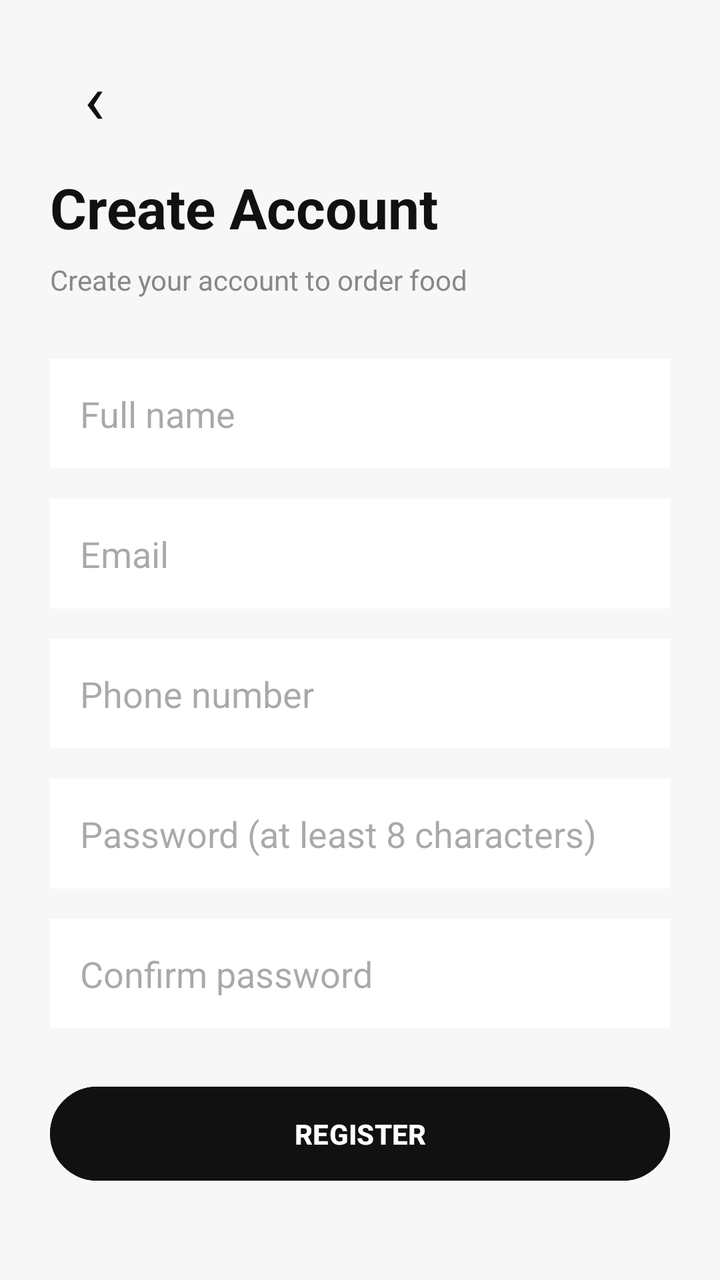
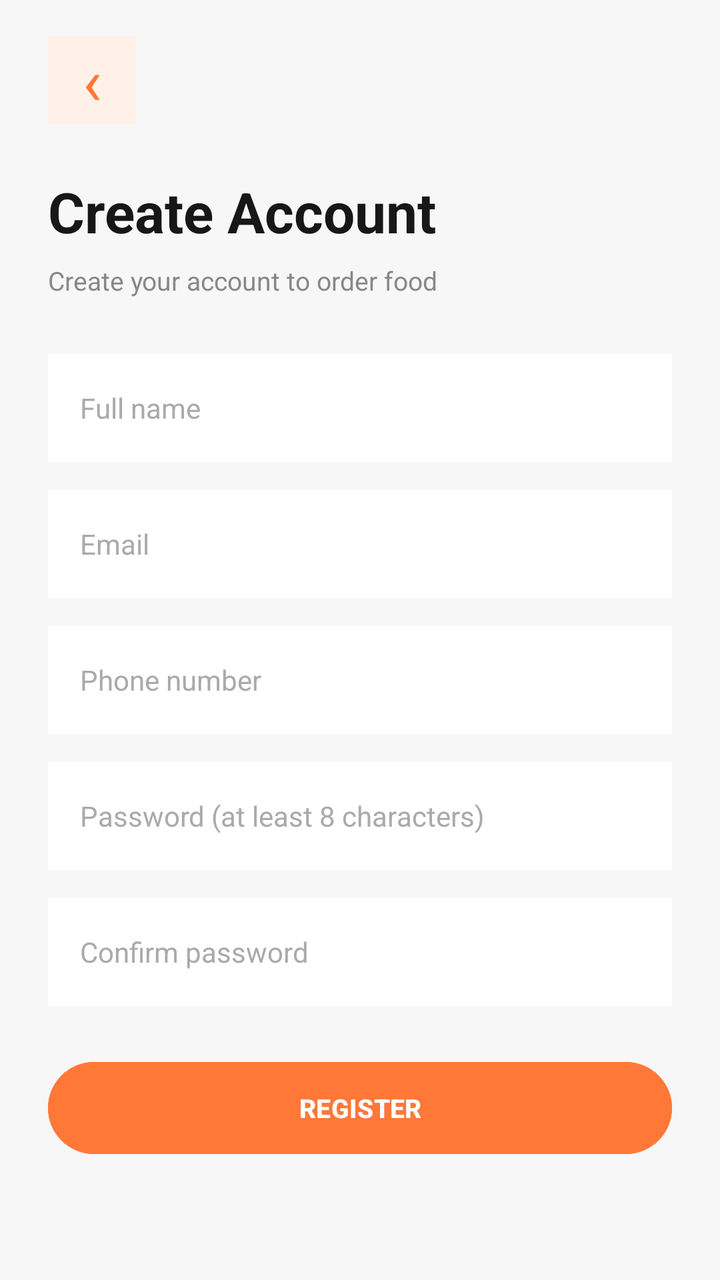

Screens rendered from an Android XML layout before and after an edit, with the pre-edit source and the edit as a unified diff.
<!-- AndroidManifest.xml: application theme Theme.FoodOrder -->
<!-- res/layout/activity_register.xml -->
<?xml version="1.0" encoding="utf-8"?>

<ScrollView xmlns:android="http://schemas.android.com/apk/res/android"
    android:layout_width="match_parent"
    android:layout_height="match_parent"
    android:background="#F7F7F7"
    android:fillViewport="true">

    <LinearLayout
        android:layout_width="match_parent"
        android:layout_height="wrap_content"
        android:orientation="vertical"
        android:padding="25dp">

        <TextView
            android:id="@+id/btnBack"
            android:layout_width="45dp"
            android:layout_height="45dp"
            android:gravity="center"
            android:text="‹"
            android:textColor="#111111"
            android:textSize="35sp" />

        <TextView
            android:layout_width="wrap_content"
            android:layout_height="wrap_content"
            android:layout_marginTop="15dp"
            android:text="Create Account"
            android:textColor="#111111"
            android:textSize="28sp"
            android:textStyle="bold" />

        <TextView
            android:layout_width="wrap_content"
            android:layout_height="wrap_content"
            android:layout_marginTop="8dp"
            android:text="Create your account to order food"
            android:textColor="#888888"
            android:textSize="14sp" />

        <EditText
            android:id="@+id/edtFullName"
            android:layout_width="match_parent"
            android:layout_height="55dp"
            android:layout_marginTop="30dp"
            android:background="#FFFFFF"
            android:hint="Full name"
            android:inputType="textPersonName"
            android:padding="15dp" />

        <EditText
            android:id="@+id/edtEmail"
            android:layout_width="match_parent"
            android:layout_height="55dp"
            android:layout_marginTop="15dp"
            android:background="#FFFFFF"
            android:hint="Email"
            android:inputType="textEmailAddress"
            android:padding="15dp" />

        <EditText
            android:id="@+id/edtPhone"
            android:layout_width="match_parent"
            android:layout_height="55dp"
            android:layout_marginTop="15dp"
            android:background="#FFFFFF"
            android:hint="Phone number"
            android:inputType="phone"
            android:padding="15dp" />

        <EditText
            android:id="@+id/edtPassword"
            android:layout_width="match_parent"
            android:layout_height="55dp"
            android:layout_marginTop="15dp"
            android:background="#FFFFFF"
            android:hint="Password (at least 8 characters)"
            android:inputType="textPassword"
            android:padding="15dp" />

        <EditText
            android:id="@+id/edtConfirmPassword"
            android:layout_width="match_parent"
            android:layout_height="55dp"
            android:layout_marginTop="15dp"
            android:background="#FFFFFF"
            android:hint="Confirm password"
            android:inputType="textPassword"
            android:padding="15dp" />

        <Button
            android:id="@+id/btnRegister"
            android:layout_width="match_parent"
            android:layout_height="55dp"
            android:layout_marginTop="25dp"
            android:backgroundTint="#111111"
            android:text="REGISTER"
            android:textColor="#FFFFFF"
            android:textStyle="bold" />

    </LinearLayout>
</ScrollView>
<!-- resources referenced by this layout -->
<resources>
  <style name="Theme.FoodOrder" parent="Base.Theme.FoodOrder" />
  <style name="Base.Theme.FoodOrder" parent="Theme.Material3.DayNight.NoActionBar">
          
          
      </style>
</resources>

<!-- the commit's change to res/layout/activity_register.xml (unified diff, before → after) -->
@@ -10,93 +10,119 @@
         android:layout_width="match_parent"
         android:layout_height="wrap_content"
         android:orientation="vertical"
-        android:padding="25dp">
+        android:paddingStart="24dp"
+        android:paddingEnd="24dp"
+        android:paddingTop="18dp"
+        android:paddingBottom="30dp">
 
         <TextView
             android:id="@+id/btnBack"
-            android:layout_width="45dp"
-            android:layout_height="45dp"
+            android:layout_width="44dp"
+            android:layout_height="44dp"
+            android:background="#FFF0E8"
             android:gravity="center"
             android:text="‹"
-            android:textColor="#111111"
-            android:textSize="35sp" />
+            android:textColor="#FF7838"
+            android:textSize="32sp"/>
 
         <TextView
             android:layout_width="wrap_content"
             android:layout_height="wrap_content"
-            android:layout_marginTop="15dp"
+            android:layout_marginTop="25dp"
             android:text="Create Account"
-            android:textColor="#111111"
+            android:textColor="#171717"
             android:textSize="28sp"
-            android:textStyle="bold" />
+            android:textStyle="bold"/>
 
         <TextView
             android:layout_width="wrap_content"
             android:layout_height="wrap_content"
-            android:layout_marginTop="8dp"
+            android:layout_marginTop="7dp"
             android:text="Create your account to order food"
             android:textColor="#888888"
-            android:textSize="14sp" />
+            android:textSize="13sp"/>
 
         <EditText
             android:id="@+id/edtFullName"
             android:layout_width="match_parent"
-            android:layout_height="55dp"
-            android:layout_marginTop="30dp"
+            android:layout_height="54dp"
+            android:layout_marginTop="28dp"
             android:background="#FFFFFF"
             android:hint="Full name"
             android:inputType="textPersonName"
-            android:padding="15dp" />
+            android:paddingStart="16dp"
+            android:paddingEnd="16dp"
+            android:textColor="#171717"
+            android:textColorHint="#AAAAAA"
+            android:textSize="14sp"/>
 
         <EditText
             android:id="@+id/edtEmail"
             android:layout_width="match_parent"
-            android:layout_height="55dp"
-            android:layout_marginTop="15dp"
+            android:layout_height="54dp"
+            android:layout_marginTop="14dp"
             android:background="#FFFFFF"
             android:hint="Email"
             android:inputType="textEmailAddress"
-            android:padding="15dp" />
+            android:paddingStart="16dp"
+            android:paddingEnd="16dp"
+            android:textColor="#171717"
+            android:textColorHint="#AAAAAA"
+            android:textSize="14sp"/>
 
         <EditText
             android:id="@+id/edtPhone"
             android:layout_width="match_parent"
-            android:layout_height="55dp"
-            android:layout_marginTop="15dp"
+            android:layout_height="54dp"
+            android:layout_marginTop="14dp"
             android:background="#FFFFFF"
             android:hint="Phone number"
             android:inputType="phone"
-            android:padding="15dp" />
+            android:paddingStart="16dp"
+            android:paddingEnd="16dp"
+            android:textColor="#171717"
+            android:textColorHint="#AAAAAA"
+            android:textSize="14sp"/>
 
         <EditText
             android:id="@+id/edtPassword"
             android:layout_width="match_parent"
-            android:layout_height="55dp"
-            android:layout_marginTop="15dp"
+            android:layout_height="54dp"
+            android:layout_marginTop="14dp"
             android:background="#FFFFFF"
             android:hint="Password (at least 8 characters)"
             android:inputType="textPassword"
-            android:padding="15dp" />
+            android:paddingStart="16dp"
+            android:paddingEnd="16dp"
+            android:textColor="#171717"
+            android:textColorHint="#AAAAAA"
+            android:textSize="14sp"/>
 
         <EditText
             android:id="@+id/edtConfirmPassword"
             android:layout_width="match_parent"
-            android:layout_height="55dp"
-            android:layout_marginTop="15dp"
+            android:layout_height="54dp"
+            android:layout_marginTop="14dp"
             android:background="#FFFFFF"
             android:hint="Confirm password"
             android:inputType="textPassword"
-            android:padding="15dp" />
+            android:paddingStart="16dp"
+            android:paddingEnd="16dp"
+            android:textColor="#171717"
+            android:textColorHint="#AAAAAA"
+            android:textSize="14sp"/>
 
         <Button
             android:id="@+id/btnRegister"
             android:layout_width="match_parent"
-            android:layout_height="55dp"
-            android:layout_marginTop="25dp"
-            android:backgroundTint="#111111"
+            android:layout_height="54dp"
+            android:layout_marginTop="24dp"
+            android:backgroundTint="#FF7838"
             android:text="REGISTER"
             android:textColor="#FFFFFF"
-            android:textStyle="bold" />
+            android:textSize="13sp"
+            android:textStyle="bold"
+            android:elevation="0dp"/>
 
     </LinearLayout>
 </ScrollView>
